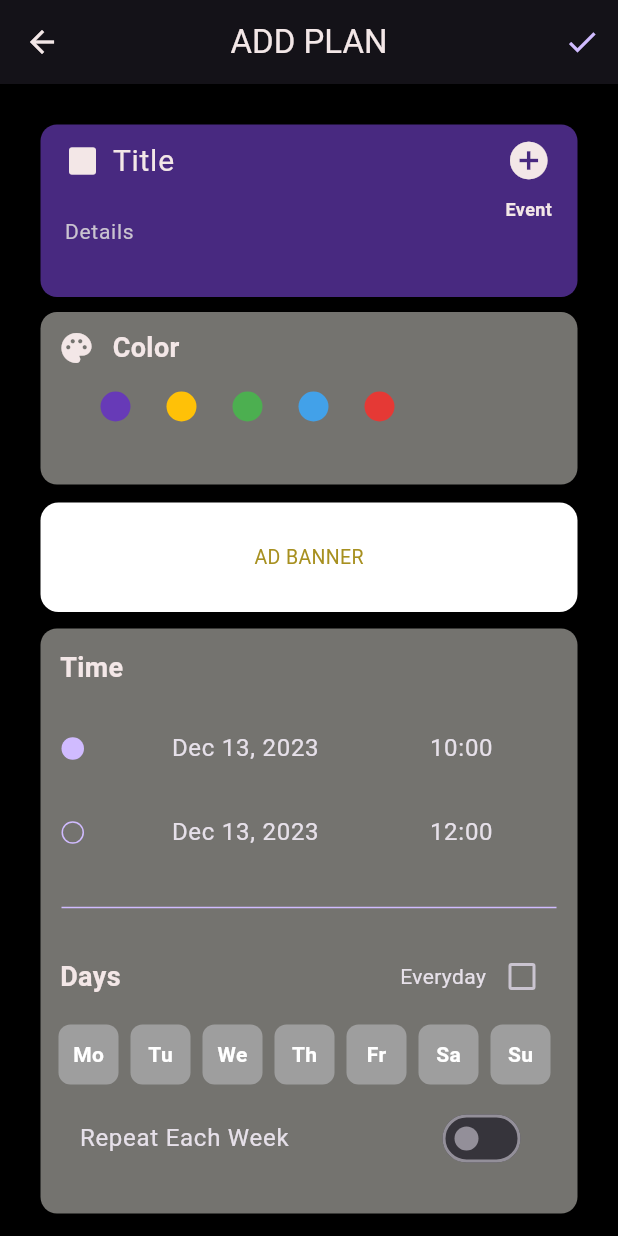
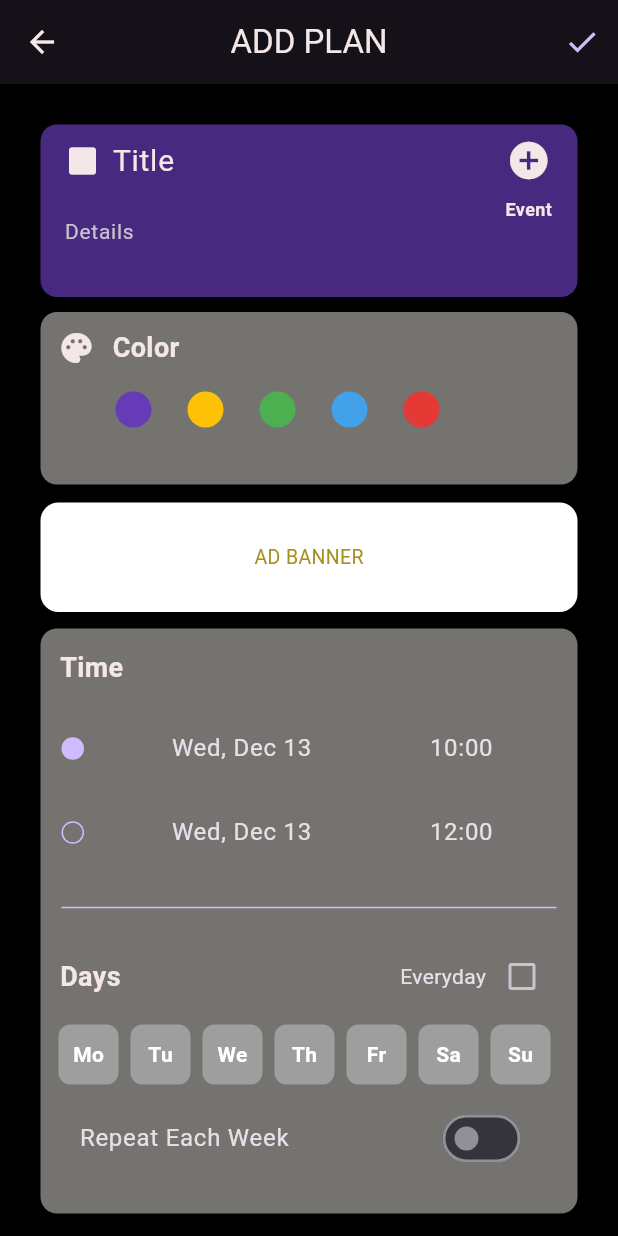
Before and after one commit to batuhanozcan1605/weekplanner, a Flutter app: the EventEditingPage screen opened directly, on a phone screen of 412 x 824 dp. Run offline on Flutter 3.47's test engine with Material 3 defaults, Android fonts, the phone set to English and light mode, and no system bars; our stand-ins replace syncfusion_flutter_calendar; missing offline and left inert: interval_time_picker; Roboto replaces fonts that are missing (Segoe UI).

Commit message:
minor arrangements

```diff
--- a/lib/screens/event_editing_page.dart
+++ b/lib/screens/event_editing_page.dart
@@ -165,7 +165,7 @@ class _EventEditingPageState extends State<EventEditingPage> {
                       ],
                     ),
                     Padding(
-                      padding: const EdgeInsets.symmetric(horizontal: 28.0, vertical: 5),
+                      padding: const EdgeInsets.symmetric(horizontal: 38.0, vertical: 5),
                       child: ColorListView(
                         selectedColor: backgroundColor,
                           onColorSelected: (Color color){
@@ -453,6 +453,12 @@ class _EventEditingPageState extends State<EventEditingPage> {
     );
     if(date == null) return;
 
+    if(date.isBefore(fromDate)) {
+      setState(() {
+        toDate = fromDate;
+      });
+      return;
+    }
     setState(() {
       toDate = date;
     });
--- a/lib/utils.dart
+++ b/lib/utils.dart
@@ -3,7 +3,7 @@ import 'package:intl/intl.dart';
 class Utils {
 
   static String toDate(DateTime dateTime) {
-    final date = DateFormat.yMMMd().format(dateTime);
+    final date = DateFormat.MMMEd().format(dateTime);
 
     return '$date';
   }
--- a/lib/widgets/color_listview_widget.dart
+++ b/lib/widgets/color_listview_widget.dart
@@ -22,7 +22,7 @@ class _ColorListViewState extends State<ColorListView> {
 
   @override
   Widget build(BuildContext context) {
-    return Container(
+    return SizedBox(
       height: 50,
       child: ListView.builder(
         scrollDirection: Axis.horizontal,
@@ -39,13 +39,13 @@ class _ColorListViewState extends State<ColorListView> {
               child: Stack(
                 children: [
                   CircleAvatar(
-                    radius: 10,
+                    radius: 12,
                     backgroundColor: colors[index],
                   ),
                   if (isSelected)
                     Container(
-                      height: 22,
-                      width: 22,
+                      height: 24,
+                      width: 24,
                       decoration: BoxDecoration(
                         borderRadius: BorderRadius.all(Radius.elliptical(9999.0, 9999.0)),
                         border: Border.all(width: 2.0, color: Constants.softColor),
```
